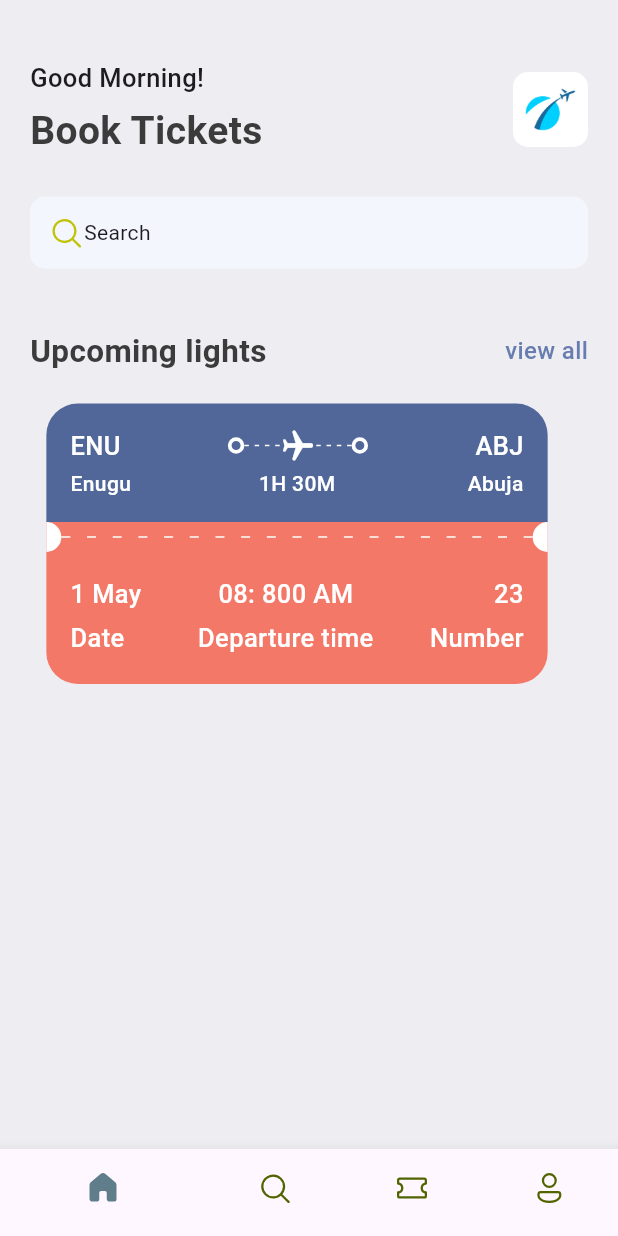
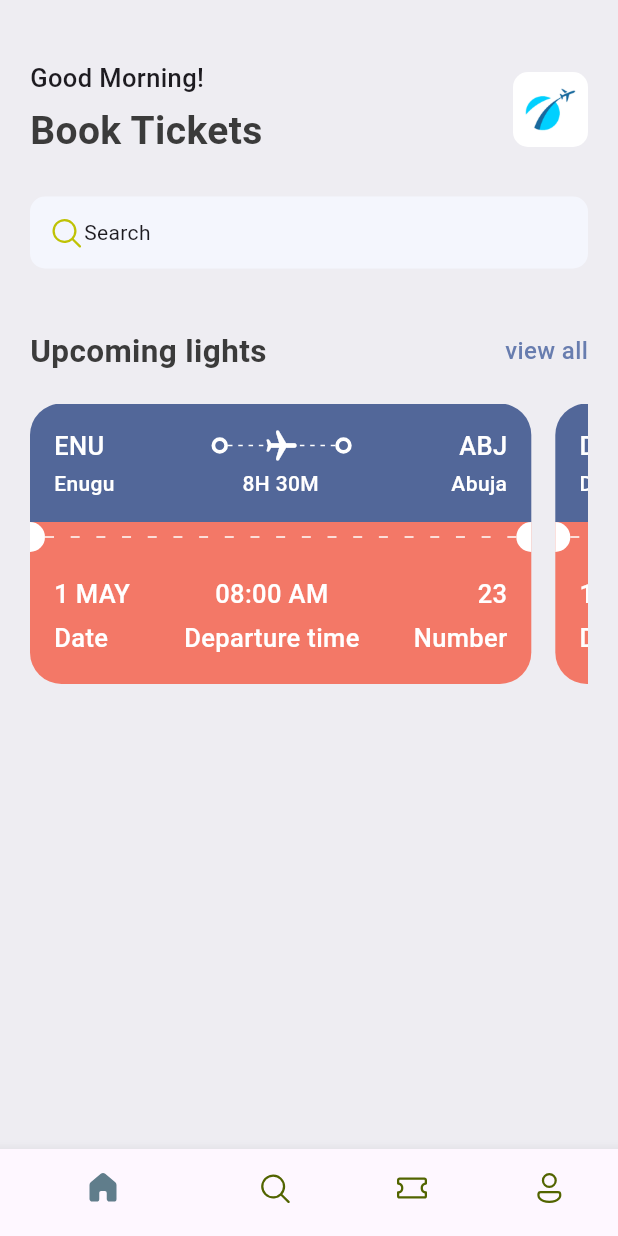
Before and after one commit to TimzonaTimothy/ticket_booking_mobile_app, a Flutter app: the screen it shows after launch, on a phone screen of 412 x 824 dp. Run offline on Flutter 3.47's test engine with Material 3 defaults, Android fonts, the phone set to English and light mode, and no system bars; our stand-ins replace fluentui_icons.

```diff
--- a/lib/base/utils/all_json.dart
+++ b/lib/base/utils/all_json.dart
@@ -2,12 +2,12 @@
 List<Map<String, dynamic>> ticketList = [
   {
     'from': {
-      'code':"NYC",
-      'name':"New-York"
+      'code':"ENU",
+      'name':"Enugu"
     },
     'to': {
-      'code':"LDN",
-      'name':"London"
+      'code':"ABJ",
+      'name':"Abuja"
     },
     'flying_time': '8H 30M',
     'date': "1 MAY",
--- a/lib/base/widgets/ticket_view.dart
+++ b/lib/base/widgets/ticket_view.dart
@@ -9,7 +9,8 @@ import 'text_style_fourth.dart';
 import 'text_style_third.dart';
 
 class TicketView extends StatelessWidget {
-  const TicketView({super.key});
+  final Map<String, dynamic> ticket;
+  const TicketView({super.key, required this.ticket});
 
   @override
   Widget build(BuildContext context) {
@@ -34,7 +35,7 @@ class TicketView extends StatelessWidget {
                   // show departure and destination with icons first line
                   Row(
                     children: [
-                      const TextStyleThird(text: 'ENU'),
+                       TextStyleThird(text: ticket['from']['code']),
                       Expanded(child: Container()),
                       const BigDot(),
                       Expanded(
@@ -58,7 +59,7 @@ class TicketView extends StatelessWidget {
                       )),
                       const BigDot(),
                       Expanded(child: Container()),
-                      const TextStyleThird(text: 'ABJ'),
+                       TextStyleThird(text: ticket['to']['code']),
                     ],
                   ),
 
@@ -70,17 +71,17 @@ class TicketView extends StatelessWidget {
 
                   Row(
                     children: [
-                      const SizedBox(
-                          width: 100, child: TextStyleFourth(text: 'Enugu')),
+                       SizedBox(
+                          width: 100, child: TextStyleFourth(text: ticket['from']['name'])),
                       Expanded(child: Container()),
-                      const TextStyleFourth(
-                        text: "1H 30M",
+                       TextStyleFourth(
+                        text: ticket['flying_time'],
                       ),
                       Expanded(child: Container()),
-                      const SizedBox(
+                       SizedBox(
                         width: 100,
                         child: TextStyleFourth(
-                          text: 'Abuja',
+                          text: ticket['to']['name'],
                           align: TextAlign.end,
                         ),
                       ),
@@ -116,24 +117,24 @@ class TicketView extends StatelessWidget {
                   borderRadius: const BorderRadius.only(
                       bottomLeft: Radius.circular(21),
                       bottomRight: Radius.circular(21))),
-              child: const Column(
+              child:  Column(
                 children: [
                   // show departure and destination with icons first line
                   Row(
                     mainAxisAlignment: MainAxisAlignment.spaceBetween,
                     children: [
                       AppColumnTextLayout(
-                        topText: '1 May',
+                        topText: ticket['date'],
                         bottomText: 'Date',
                         alignment: CrossAxisAlignment.start,
                       ),
                       AppColumnTextLayout(
-                        topText: '08: 800 AM',
+                        topText: ticket['departure_time'],
                         bottomText: 'Departure time',
                         alignment: CrossAxisAlignment.center,
                       ),
                       AppColumnTextLayout(
-                        topText: '23',
+                        topText: ticket['number'].toString(),
                         bottomText: 'Number',
                         alignment: CrossAxisAlignment.end,
                       ),
--- a/lib/screens/home_screen.dart
+++ b/lib/screens/home_screen.dart
@@ -4,6 +4,7 @@ import 'package:ticket_app/base/res/media.dart';
 import 'package:ticket_app/base/widgets/app_double_text.dart';
 
 import '../base/res/styles/app_styles.dart';
+import '../base/utils/all_json.dart';
 import '../base/widgets/ticket_view.dart';
 
 class HomeScreen extends StatefulWidget {
@@ -88,7 +89,15 @@ class _HomeScreenState extends State<HomeScreen> {
                 const SizedBox(
                   height: 20,
                 ),
-                const TicketView(),
+                SingleChildScrollView(
+                    scrollDirection: Axis.horizontal,
+                    child: Row(
+                      children: ticketList
+                          .take(3)
+                          .map((singleTicket) =>
+                              TicketView(ticket: singleTicket))
+                          .toList(),
+                    )),
               ],
             ),
           ),
```
